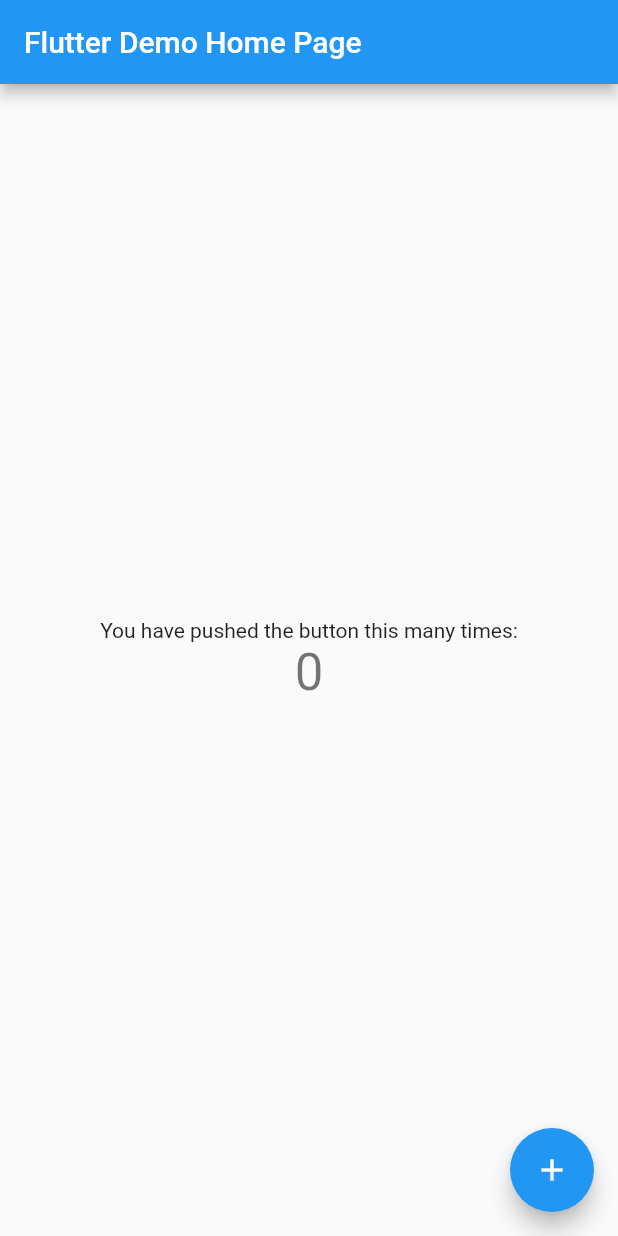
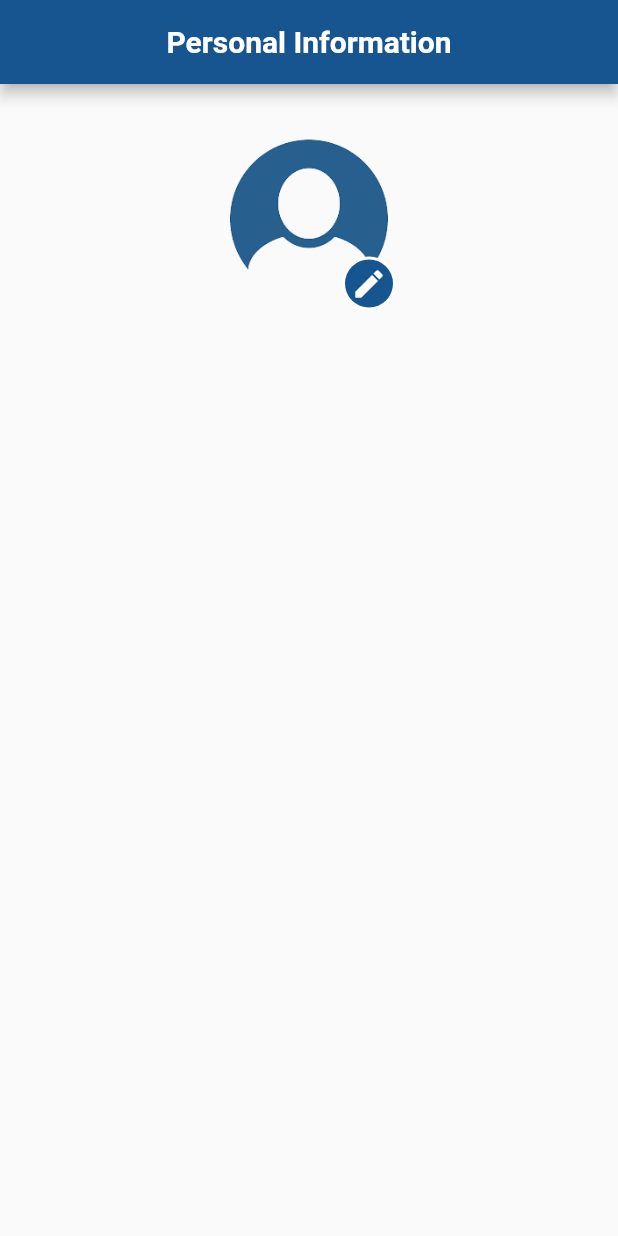
Before and after one commit to Kb798/resume_helper, a Flutter app: the screen it shows after launch, on a phone screen of 412 x 824 dp. Run offline on Flutter 3.47's test engine with Material 2 defaults, Android fonts, the phone set to English and light mode, and no system bars; our stand-ins replace image_picker.

Commit message:
working on personal information screen

```diff
--- /dev/null
+++ b/lib/custom_widgets/appbar_widget.dart
@@ -0,0 +1,21 @@
+import 'package:flutter/material.dart';
+import 'package:resume_helper/utils/app_colors.dart';
+
+
+ appbarWidget(String title,bool allowBack){
+  return AppBar (
+    backgroundColor: AppColors.clrMain,
+    centerTitle: true,
+    title: Text(title,style: const TextStyle( fontWeight: FontWeight.bold,color: AppColors.clrWhite),),
+
+  );
+}
+void showToast(BuildContext context,String text) {
+  final scaffold = ScaffoldMessenger.of(context);
+  scaffold.showSnackBar(
+    SnackBar(
+      content:  Text(text),
+
+    ),
+  );
+}
--- a/lib/main.dart
+++ b/lib/main.dart
@@ -1,4 +1,5 @@
 import 'package:flutter/material.dart';
+import 'package:resume_helper/screens/splash_screen.dart';
 
 void main() {
   runApp(const MyApp());
@@ -11,105 +12,11 @@ class MyApp extends StatelessWidget {
   @override
   Widget build(BuildContext context) {
     return MaterialApp(
-      title: 'Flutter Demo',
+      title: 'Resume Helper',
       theme: ThemeData(
-        // This is the theme of your application.
-        //
-        // Try running your application with "flutter run". You'll see the
-        // application has a blue toolbar. Then, without quitting the app, try
-        // changing the primarySwatch below to Colors.green and then invoke
-        // "hot reload" (press "r" in the console where you ran "flutter run",
-        // or simply save your changes to "hot reload" in a Flutter IDE).
-        // Notice that the counter didn't reset back to zero; the application
-        // is not restarted.
         primarySwatch: Colors.blue,
       ),
-      home: const MyHomePage(title: 'Flutter Demo Home Page'),
+      home: SplashScreen(),
     );
   }
 }
-
-class MyHomePage extends StatefulWidget {
-  const MyHomePage({Key? key, required this.title}) : super(key: key);
-
-  // This widget is the home page of your application. It is stateful, meaning
-  // that it has a State object (defined below) that contains fields that affect
-  // how it looks.
-
-  // This class is the configuration for the state. It holds the values (in this
-  // case the title) provided by the parent (in this case the App widget) and
-  // used by the build method of the State. Fields in a Widget subclass are
-  // always marked "final".
-
-  final String title;
-
-  @override
-  State<MyHomePage> createState() => _MyHomePageState();
-}
-
-class _MyHomePageState extends State<MyHomePage> {
-  int _counter = 0;
-
-  void _incrementCounter() {
-    setState(() {
-      // This call to setState tells the Flutter framework that something has
-      // changed in this State, which causes it to rerun the build method below
-      // so that the display can reflect the updated values. If we changed
-      // _counter without calling setState(), then the build method would not be
-      // called again, and so nothing would appear to happen.
-      _counter++;
-    });
-  }
-
-  @override
-  Widget build(BuildContext context) {
-    // This method is rerun every time setState is called, for instance as done
-    // by the _incrementCounter method above.
-    //
-    // The Flutter framework has been optimized to make rerunning build methods
-    // fast, so that you can just rebuild anything that needs updating rather
-    // than having to individually change instances of widgets.
-    return Scaffold(
-      appBar: AppBar(
-        // Here we take the value from the MyHomePage object that was created by
-        // the App.build method, and use it to set our appbar title.
-        title: Text(widget.title),
-      ),
-      body: Center(
-        // Center is a layout widget. It takes a single child and positions it
-        // in the middle of the parent.
-        child: Column(
-          // Column is also a layout widget. It takes a list of children and
-          // arranges them vertically. By default, it sizes itself to fit its
-          // children horizontally, and tries to be as tall as its parent.
-          //
-          // Invoke "debug painting" (press "p" in the console, choose the
-          // "Toggle Debug Paint" action from the Flutter Inspector in Android
-          // Studio, or the "Toggle Debug Paint" command in Visual Studio Code)
-          // to see the wireframe for each widget.
-          //
-          // Column has various properties to control how it sizes itself and
-          // how it positions its children. Here we use mainAxisAlignment to
-          // center the children vertically; the main axis here is the vertical
-          // axis because Columns are vertical (the cross axis would be
-          // horizontal).
-          mainAxisAlignment: MainAxisAlignment.center,
-          children: <Widget>[
-            const Text(
-              'You have pushed the button this many times:',
-            ),
-            Text(
-              '$_counter',
-              style: Theme.of(context).textTheme.headline4,
-            ),
-          ],
-        ),
-      ),
-      floatingActionButton: FloatingActionButton(
-        onPressed: _incrementCounter,
-        tooltip: 'Increment',
-        child: const Icon(Icons.add),
-      ), // This trailing comma makes auto-formatting nicer for build methods.
-    );
-  }
-}
--- /dev/null
+++ b/lib/screens/personal_info_screen.dart
@@ -0,0 +1,105 @@
+import 'dart:io';
+
+import 'package:flutter/cupertino.dart';
+import 'package:flutter/material.dart';
+
+import 'package:image_picker/image_picker.dart';
+import 'package:resume_helper/custom_widgets/appbar_widget.dart';
+import 'package:resume_helper/utils/app_colors.dart';
+import 'package:resume_helper/utils/app_images.dart';
+
+
+class PersonalInfoScreen extends StatefulWidget {
+  const PersonalInfoScreen({Key? key}) : super(key: key);
+
+  @override
+  _PersonalInfoScreenState createState() => _PersonalInfoScreenState();
+}
+
+class _PersonalInfoScreenState extends State<PersonalInfoScreen> {
+  TextEditingController firstNameController = TextEditingController();
+  TextEditingController lastNameController = TextEditingController();
+  TextEditingController phoneNumberController = TextEditingController();
+  TextEditingController emailController = TextEditingController();
+  TextEditingController addressController = TextEditingController();
+  TextEditingController cityController = TextEditingController();
+  TextEditingController zipcodeController = TextEditingController();
+  File? myimage;
+  final _formKey = GlobalKey<FormState>();
+
+  @override
+  Widget build(BuildContext context) {
+    return Scaffold(
+      appBar: appbarWidget('Personal Information', false),
+      body: Form(
+        key: _formKey,
+        child: ListView(
+          shrinkWrap: true,
+          padding: EdgeInsets.symmetric(horizontal: 20, vertical: 30),
+          children: [
+            Center(
+              child: Stack(
+                children: [
+                  myimage == null
+                      ? const CircleAvatar(
+                          radius: 60,
+                          backgroundImage:
+                              AssetImage(AppImages.imgProfileImage),
+                          backgroundColor: Colors.transparent)
+                      : CircleAvatar(
+                          radius: 60,
+                          backgroundColor: Colors.transparent,
+                          backgroundImage: FileImage(myimage!),
+                        ),
+                  Positioned(
+                    top: 85,
+                    left: 82,
+                    child: InkWell(
+                      radius: 18,
+                      onTap: () {
+                        _getFromGallery();
+                      },
+                      child: const CircleAvatar(
+                        radius: 18,
+                        backgroundColor: AppColors.clrWhite,
+                        child: CircleAvatar(
+                          radius: 16,
+                          backgroundColor: AppColors.clrMain,
+                          child: Icon(Icons.edit_rounded, color: Colors.white),
+                        ),
+                      ),
+                    ),
+                  )
+                ],
+              ),
+            ),
+
+          ],
+        ),
+      ),
+    );
+  }
+
+  _getFromGallery() async {
+    PickedFile? pickedFile = await ImagePicker().getImage(
+      source: ImageSource.gallery,
+      maxWidth: 1800,
+      maxHeight: 1800,
+    );
+    if (pickedFile != null) {
+      setState(() {
+        myimage = File(pickedFile.path);
+        print(myimage);
+      });
+    }
+  }
+
+
+  bool validateEmail(String value) {
+    String pattern1 =
+        r'^(([^<>()[\]\\.,;:\s@\"]+(\.[^<>()[\]\\.,;:\s@\"]+)*)|(\".+\"))@((\[[0-9]{1,3}\.[0-9]{1,3}\.[0-9]{1,3}\.[0-9]{1,3}\])|(([a-zA-Z\-0-9]+\.)+[a-zA-Z]{2,}))$';
+    RegExp regex = RegExp(pattern1);
+    return (!regex.hasMatch(value)) ? false : true;
+  }
+
+}
--- /dev/null
+++ b/lib/utils/app_colors.dart
@@ -0,0 +1,7 @@
+import 'package:flutter/material.dart';
+
+class AppColors{
+  static const Color clrMain=Color(0xFF16558F);
+  static const Color clrWhite=Color(0xFFFFFFFF);
+  static const Color clrRed=Colors.red;
+}
--- /dev/null
+++ b/lib/utils/app_images.dart
@@ -0,0 +1,5 @@
+class AppImages{
+  static const String strBaseImagePath="assets/images/";
+  static const String imgLogo=strBaseImagePath+"logo.png";
+  static const String imgProfileImage=strBaseImagePath+"profileImage.png";
+}
--- a/pubspec.yaml
+++ b/pubspec.yaml
@@ -34,6 +34,7 @@ dependencies:
   # The following adds the Cupertino Icons font to your application.
   # Use with the CupertinoIcons class for iOS style icons.
   cupertino_icons: ^1.0.2
+  image_picker:
 
 dev_dependencies:
   flutter_test:
@@ -57,6 +58,8 @@ flutter:
   # the material Icons class.
   uses-material-design: true
 
+  assets:
+    - assets/images/
   # To add assets to your application, add an assets section, like this:
   # assets:
   #   - images/a_dot_burr.jpeg
```
Also changed, not shown: lib/screens/splash_screen.dart (added, +40 -0 lines), assets/images/logo.png (added), assets/images/profileImage.png (added), 6 other files.
